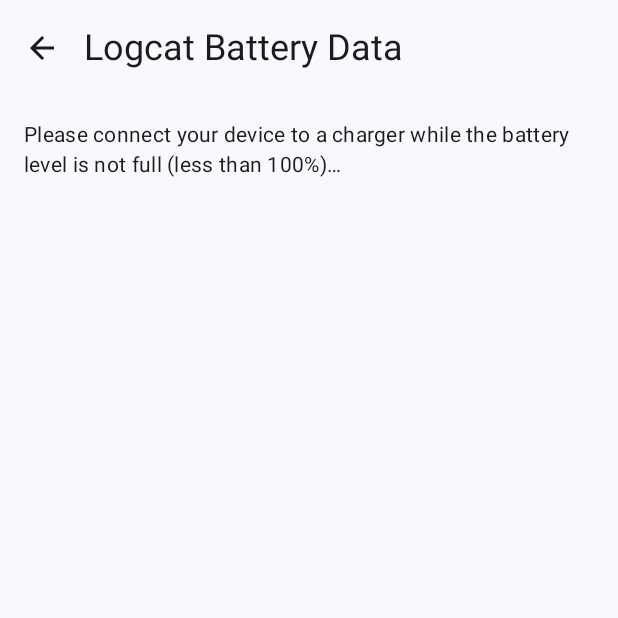
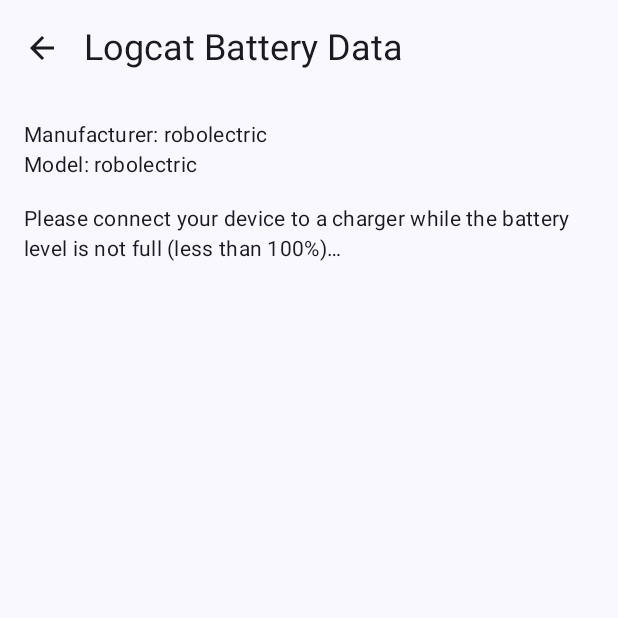
Before and after one commit to dijia1124/PlusPlusBattery, an Android app built with Jetpack Compose: the battery_logcat_experiment screen opened through its navigation route, on a phone screen of 412 x 824 dp, the top half of it. Run offline under Robolectric (Android 15) with nearby library versions, the phone set to English and light mode, and no system bars; libraries missing offline, so code that uses them is left out: com.topjohnwu.superuser; 1 statement that could not run was skipped.

Commit message:
feat(universal-support): display device info at logcat battery info screen

```diff
--- /dev/null
+++ b/app/src/main/java/com/dijia1124/plusplusbattery/data/model/DeviceInfo.kt
@@ -0,0 +1,6 @@
+package com.dijia1124.plusplusbattery.data.model
+
+data class DeviceInfo(
+    val manufacturer: String,
+    val model: String
+)
--- a/app/src/main/java/com/dijia1124/plusplusbattery/ui/screen/UniversalSupportLogcat.kt
+++ b/app/src/main/java/com/dijia1124/plusplusbattery/ui/screen/UniversalSupportLogcat.kt
@@ -34,16 +34,32 @@ fun UniversalSupportLogcat(navController: NavController,
 fun UniversalSupportLogcatScreen(
     batteryLogViewModel: BatteryLogViewModel
 ) {
+    val deviceInfo by batteryLogViewModel.deviceInfo.collectAsState()
     val logMap by batteryLogViewModel.latestLog.collectAsState()
     Column(Modifier
         .fillMaxSize()
         .padding(16.dp)) {
-        logMap?.let { map ->
-            map.forEach { (key, value) ->
+        // device info
+        Text(
+            "Manufacturer: ${deviceInfo.manufacturer}",
+            style = MaterialTheme.typography.bodyMedium
+        )
+        Text(
+            "Model: ${deviceInfo.model}",
+            style = MaterialTheme.typography.bodyMedium
+        )
+
+        androidx.compose.foundation.layout.Spacer(Modifier.padding(vertical = 8.dp))
+        // logcat entries
+        if (logMap.isNullOrEmpty()) {
+            Text(
+                stringResource(R.string.waiting_for_battery_data_from_logcat),
+                style = MaterialTheme.typography.bodyMedium
+            )
+        } else {
+            logMap!!.forEach { (key, value) ->
                 Text("$key: $value", style = MaterialTheme.typography.bodyMedium)
             }
-        } ?: Text(
-            stringResource(R.string.waiting_for_battery_data_from_logcat),
-            style = MaterialTheme.typography.bodyMedium)
+        }
     }
 }
--- a/app/src/main/java/com/dijia1124/plusplusbattery/vm/BatteryLogViewModel.kt
+++ b/app/src/main/java/com/dijia1124/plusplusbattery/vm/BatteryLogViewModel.kt
@@ -1,23 +1,33 @@
 package com.dijia1124.plusplusbattery.vm
 
 import android.app.Application
+import android.os.Build
 import android.util.Log
 import androidx.lifecycle.AndroidViewModel
 import androidx.lifecycle.viewModelScope
+import com.dijia1124.plusplusbattery.data.model.DeviceInfo
 import com.dijia1124.plusplusbattery.data.repository.BatteryLogRepository
 import kotlinx.coroutines.Dispatchers
 import kotlinx.coroutines.delay
 import kotlinx.coroutines.flow.MutableStateFlow
 import kotlinx.coroutines.flow.StateFlow
+import kotlinx.coroutines.flow.asStateFlow
 import kotlinx.coroutines.launch
 
 
 class BatteryLogViewModel(
     application: Application,
     private val repo: BatteryLogRepository = BatteryLogRepository(),
-
     private val refreshIntervalMs: Long = 1000L
 ) : AndroidViewModel(application) {
+
+    private val _deviceInfo = MutableStateFlow(
+        DeviceInfo(
+            Build.MANUFACTURER ?: "Unknown",
+            Build.MODEL ?: "Unknown"
+        )
+    )
+    val deviceInfo: StateFlow<DeviceInfo> = _deviceInfo.asStateFlow()
 
     private val _latestLog = MutableStateFlow<Map<String, String>?>(null)
     val latestLog: StateFlow<Map<String, String>?> = _latestLog
@@ -30,6 +40,7 @@ class BatteryLogViewModel(
                     _latestLog.value = parsed
                 } catch (t: Throwable) {
                     Log.e("BatteryLogVM", "logcat error", t)
+                    _latestLog.value = null
                 }
                 delay(refreshIntervalMs)
             }
```
